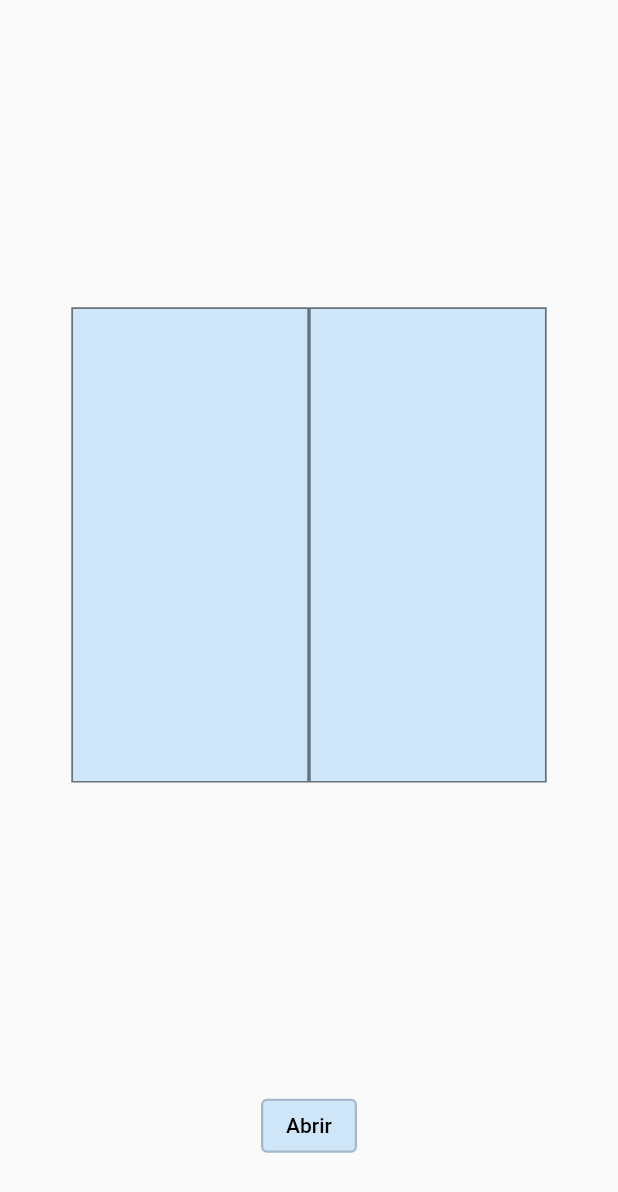
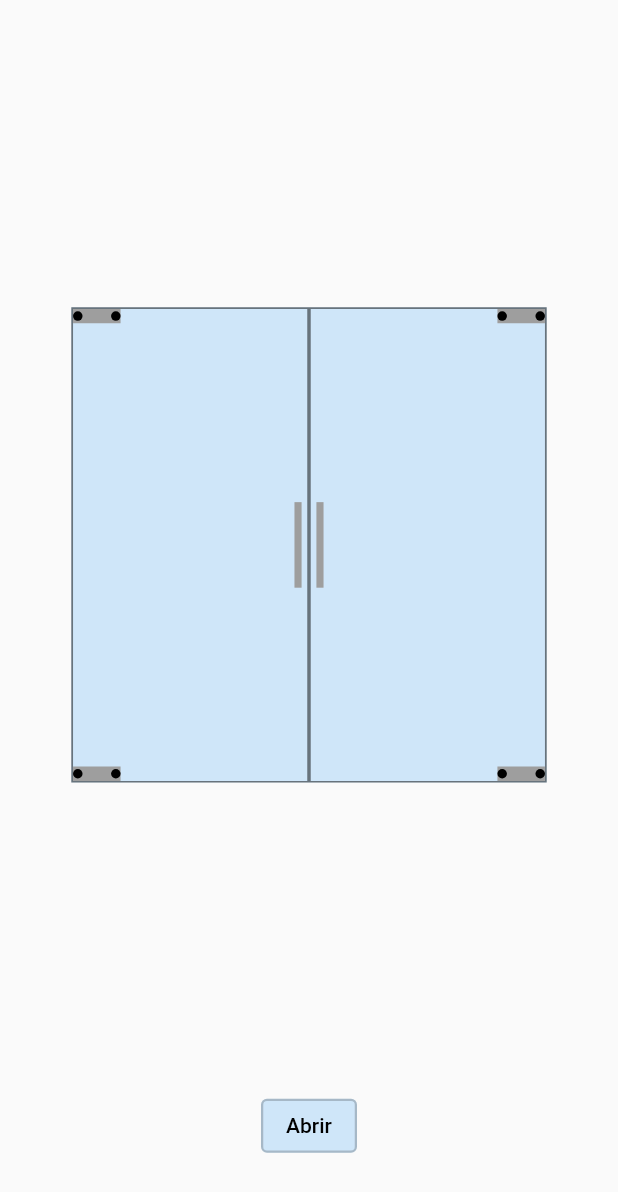
Before and after one commit to alexomantovani/dragger, a Flutter app: the screen it shows after launch, on a phone screen of 412 x 824 dp. Shown: the top 1192 px of the screen. Run offline on Flutter 3.47's test engine with Material 2 defaults, Android fonts, the phone set to English and light mode, and no system bars.

Commit message:
create and add door handles and door rotation supports

```diff
--- a/lib/ui/screens/front_doors_screen.dart
+++ b/lib/ui/screens/front_doors_screen.dart
@@ -106,7 +106,56 @@ class _FrontDoorsScreenState extends State<FrontDoorsScreen>
                       height: size.height * 0.5,
                       width: size.width * 0.69,
                       child: Column(
-                        children: const [],
+                        mainAxisAlignment: MainAxisAlignment.spaceBetween,
+                        crossAxisAlignment: CrossAxisAlignment.start,
+                        children: [
+                          Container(
+                            width: size.width * 0.1,
+                            height: size.height * 0.015,
+                            decoration:
+                                BoxDecoration(color: Colors.grey.shade500),
+                            child: Row(
+                              mainAxisAlignment: MainAxisAlignment.spaceBetween,
+                              children: [
+                                CircleAvatar(
+                                  radius: size.width * 0.01,
+                                  backgroundColor: Colors.black,
+                                ),
+                                CircleAvatar(
+                                  radius: size.width * 0.01,
+                                  backgroundColor: Colors.black,
+                                ),
+                              ],
+                            ),
+                          ),
+                          Align(
+                            alignment: const Alignment(0.95, 0.0),
+                            child: Container(
+                              width: size.width * 0.015,
+                              height: size.height * 0.09,
+                              color: Colors.grey.shade500,
+                            ),
+                          ),
+                          Container(
+                            width: size.width * 0.1,
+                            height: size.height * 0.015,
+                            decoration:
+                                BoxDecoration(color: Colors.grey.shade500),
+                            child: Row(
+                              mainAxisAlignment: MainAxisAlignment.spaceBetween,
+                              children: [
+                                CircleAvatar(
+                                  radius: size.width * 0.01,
+                                  backgroundColor: Colors.black,
+                                ),
+                                CircleAvatar(
+                                  radius: size.width * 0.01,
+                                  backgroundColor: Colors.black,
+                                ),
+                              ],
+                            ),
+                          ),
+                        ],
                       ),
                     ),
                   ),
@@ -127,7 +176,56 @@ class _FrontDoorsScreenState extends State<FrontDoorsScreen>
                       height: size.height * 0.5,
                       width: size.width * 0.69,
                       child: Column(
-                        children: const [],
+                        mainAxisAlignment: MainAxisAlignment.spaceBetween,
+                        crossAxisAlignment: CrossAxisAlignment.end,
+                        children: [
+                          Container(
+                            width: size.width * 0.1,
+                            height: size.height * 0.015,
+                            decoration:
+                                BoxDecoration(color: Colors.grey.shade500),
+                            child: Row(
+                              mainAxisAlignment: MainAxisAlignment.spaceBetween,
+                              children: [
+                                CircleAvatar(
+                                  radius: size.width * 0.01,
+                                  backgroundColor: Colors.black,
+                                ),
+                                CircleAvatar(
+                                  radius: size.width * 0.01,
+                                  backgroundColor: Colors.black,
+                                ),
+                              ],
+                            ),
+                          ),
+                          Align(
+                            alignment: const Alignment(-0.95, 0.0),
+                            child: Container(
+                              width: size.width * 0.015,
+                              height: size.height * 0.09,
+                              color: Colors.grey.shade500,
+                            ),
+                          ),
+                          Container(
+                            width: size.width * 0.1,
+                            height: size.height * 0.015,
+                            decoration:
+                                BoxDecoration(color: Colors.grey.shade500),
+                            child: Row(
+                              mainAxisAlignment: MainAxisAlignment.spaceBetween,
+                              children: [
+                                CircleAvatar(
+                                  radius: size.width * 0.01,
+                                  backgroundColor: Colors.black,
+                                ),
+                                CircleAvatar(
+                                  radius: size.width * 0.01,
+                                  backgroundColor: Colors.black,
+                                ),
+                              ],
+                            ),
+                          ),
+                        ],
                       ),
                     ),
                   ),
```
